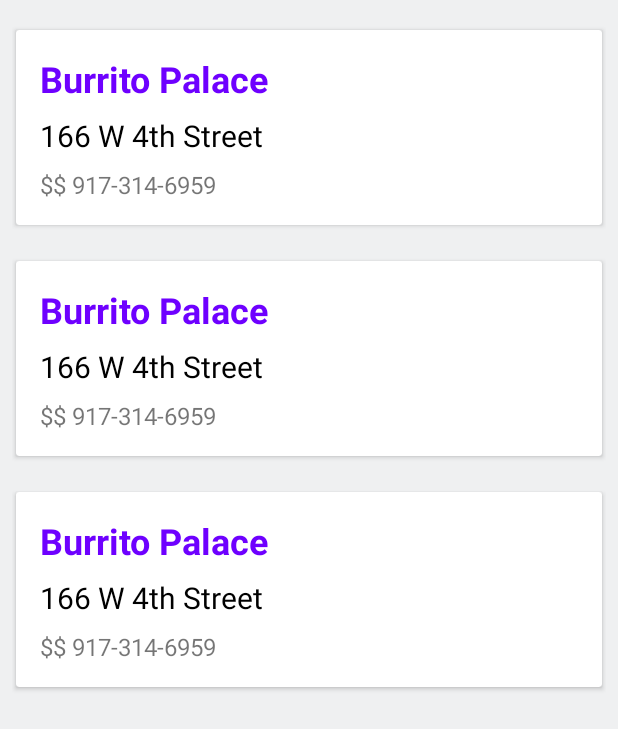
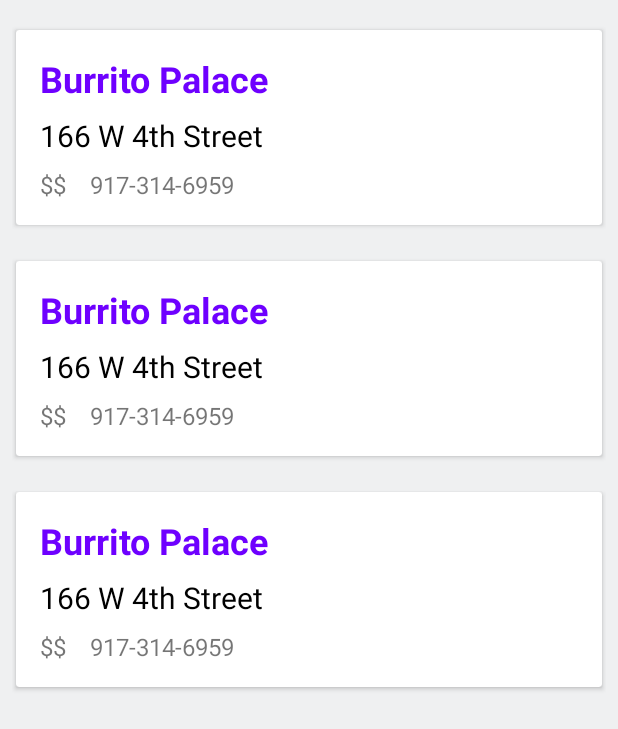
Before and after one commit to mcdanton/restaurant-finder, an Android app: the layout fragment_restaurant_list.xml on its own in the app's theme, with its tools: preview values and no code run, on a phone screen of 412 x 824 dp. Shown: the top 729 px of the screen. Run offline under Robolectric (Android 15) with nearby library versions, the phone set to English and light mode, and no system bars.

```diff
--- a/app/src/main/java/com/example/restaurant_search/views/MainActivity.kt
+++ b/app/src/main/java/com/example/restaurant_search/views/MainActivity.kt
@@ -74,7 +74,6 @@ class MainActivity : AppCompatActivity() {
             }
         }
 
-        supportFragmentManager.popBackStack(this::class.java.simpleName, 0)
         supportFragmentManager
             .beginTransaction().apply {
                 replace(R.id.main, fragment)
--- a/app/src/main/res/layout/item_restaurant.xml
+++ b/app/src/main/res/layout/item_restaurant.xml
@@ -50,7 +50,7 @@
                     android:id="@+id/text_view_restaurant_price"
                     android:layout_width="wrap_content"
                     android:layout_height="wrap_content"
-                    android:layout_marginRight="4dp"
+                    android:layout_marginRight="16dp"
                     android:textSize="16sp"
                     tools:text="$$" />
 
```
Also changed, not shown: 1 other file.
